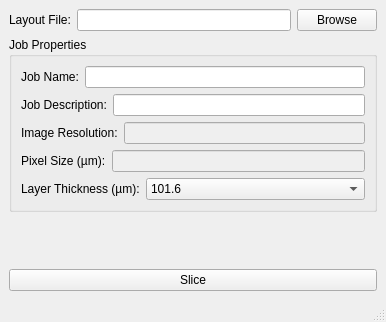
Old version of the form B9Creator/b9slice/b9slice.ui in the repository B9Creations/B9Creator.
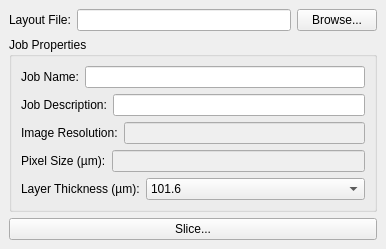
New version of the form.

The edit to the form file:
```diff
--- a/B9Creator/b9slice/b9slice.ui
+++ b/B9Creator/b9slice/b9slice.ui
@@ -7,7 +7,7 @@
     <x>0</x>
     <y>0</y>
     <width>386</width>
-    <height>322</height>
+    <height>245</height>
    </rect>
   </property>
   <property name="sizePolicy">
@@ -55,7 +55,7 @@
          <string>Layout file to slice</string>
         </property>
         <property name="text">
-         <string>Browse</string>
+         <string>Browse...</string>
         </property>
        </widget>
       </item>
@@ -258,45 +258,18 @@
       </layout>
      </widget>
     </item>
-    <item>
-     <spacer name="verticalSpacer">
-      <property name="orientation">
-       <enum>Qt::Vertical</enum>
-      </property>
-      <property name="sizeType">
-       <enum>QSizePolicy::Expanding</enum>
-      </property>
-      <property name="sizeHint" stdset="0">
-       <size>
-        <width>20</width>
-        <height>40</height>
-       </size>
-      </property>
-     </spacer>
-    </item>
     <item>
      <widget class="QPushButton" name="SliceButton">
       <property name="toolTip">
        <string>Begin slicing</string>
       </property>
       <property name="text">
-       <string>Slice</string>
+       <string>Slice...</string>
       </property>
      </widget>
     </item>
    </layout>
   </widget>
-  <widget class="QMenuBar" name="menubar">
-   <property name="geometry">
-    <rect>
-     <x>0</x>
-     <y>0</y>
-     <width>386</width>
-     <height>21</height>
-    </rect>
-   </property>
-  </widget>
-  <widget class="QStatusBar" name="statusbar"/>
  </widget>
  <resources/>
  <connections>
```
Left out of the diff: 43 changed lines with no effect on the pictures.
